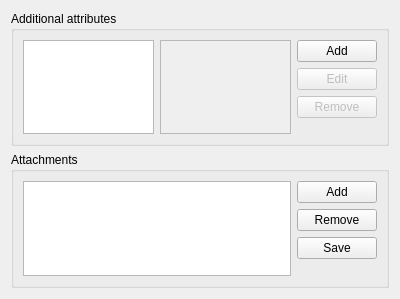
First picture: the form in src/gui/entry/EditEntryWidgetAdvanced.ui, repository keepassxreboot/keepassxc, before the edit.
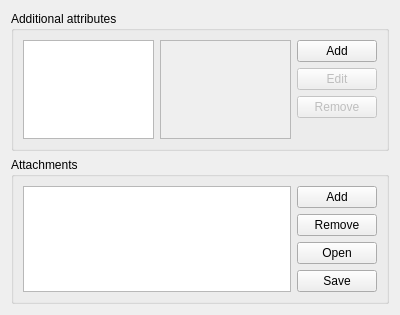
Second picture: the form after the edit. Custom widgets are drawn as their Qt base class.

Commit message: Support opening attachments directly.

```diff
--- a/src/gui/entry/EditEntryWidgetAdvanced.ui
+++ b/src/gui/entry/EditEntryWidgetAdvanced.ui
@@ -7,7 +7,7 @@
     <x>0</x>
     <y>0</y>
     <width>400</width>
-    <height>299</height>
+    <height>315</height>
    </rect>
   </property>
   <layout class="QVBoxLayout" name="verticalLayout">
@@ -106,6 +106,13 @@
           </property>
          </widget>
         </item>
+        <item>
+         <widget class="QPushButton" name="openAttachmentButton">
+          <property name="text">
+           <string>Open</string>
+          </property>
+         </widget>
+        </item>
         <item>
          <widget class="QPushButton" name="saveAttachmentButton">
           <property name="text">
```
The commit also changes 2 other files.
